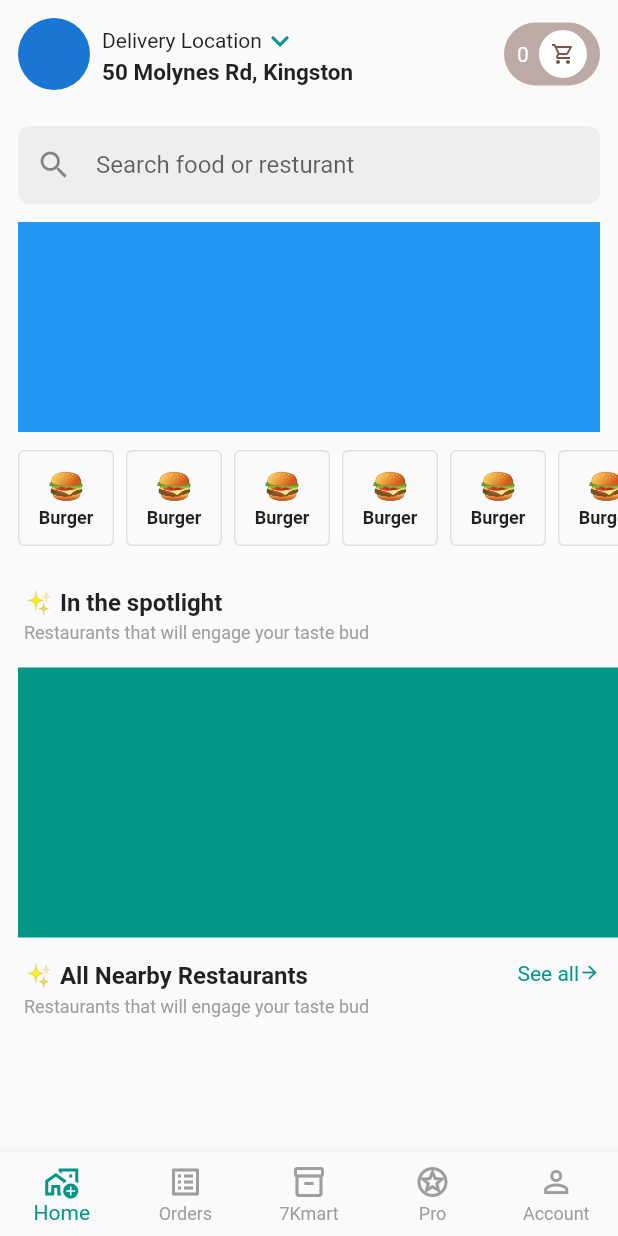
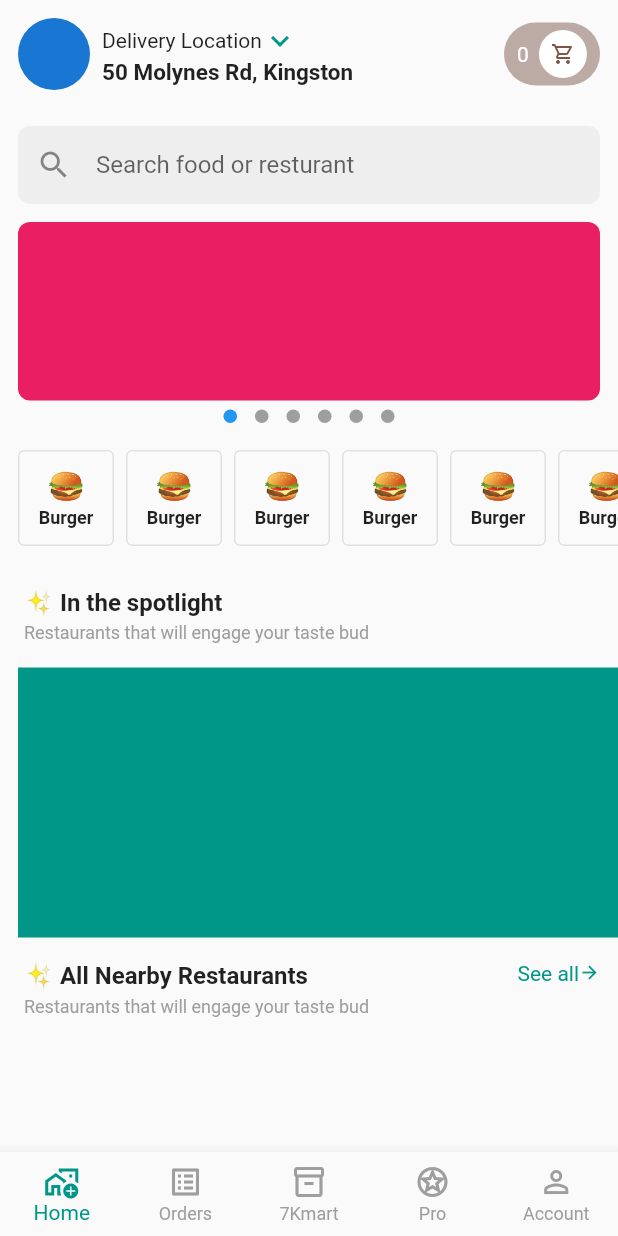
Before and after one commit to JAICHANGPARK/flutter_notebook_chapter_21, a Flutter app: the screen it shows after launch, on a phone screen of 412 x 824 dp. Run offline on Flutter 3.47's test engine with Material 2 defaults, Android fonts, the phone set to English and light mode, and no system bars; drawn by our look-alikes of dots_indicator; our stand-ins replace badges, fl_chart, flutter_riverpod; missing offline and left inert: candlesticks.

Commit message:
Update fd_home_page_widget.dart

```diff
--- a/lib/ep1234_food_delivery_app/src/ui/widget/fd_home_page_widget.dart
+++ b/lib/ep1234_food_delivery_app/src/ui/widget/fd_home_page_widget.dart
@@ -1,10 +1,14 @@
+import 'package:dots_indicator/dots_indicator.dart';
 import 'package:flutter/material.dart';
+import 'package:flutter_notebook_chapter_21/ep1234_food_delivery_app/src/provider/fd_page_controller.dart';
+import 'package:flutter_riverpod/flutter_riverpod.dart';
 
-class FdHomePageWidget extends StatelessWidget {
+class FdHomePageWidget extends ConsumerWidget {
   const FdHomePageWidget({super.key});
 
   @override
-  Widget build(BuildContext context) {
+  Widget build(BuildContext context, ref) {
+    final cip = ref.watch(currentIndexPage);
     return SingleChildScrollView(
       child: Column(
         crossAxisAlignment: CrossAxisAlignment.start,
@@ -94,12 +98,44 @@ class FdHomePageWidget extends StatelessWidget {
           Container(
             margin: EdgeInsets.symmetric(horizontal: 12),
             height: 140,
-            color: Colors.blue,
             child: Column(
               children: [
-                Container(
-                  color: Colors.pink,
-                )
+                Expanded(
+                  child: PageView(
+                    controller: ref.read(fdHomeBannerPageController),
+                    onPageChanged: (idx) {
+                      ref.refresh(currentIndexPage.state).state = idx;
+                    },
+                    children: [
+                      Container(
+
+                        decoration: BoxDecoration(
+                          color: Colors.pink,
+                          borderRadius: BorderRadius.circular(8),
+                        ),
+                      ),
+                      Container(
+
+                        decoration: BoxDecoration(
+                          color: Colors.red,
+                          borderRadius: BorderRadius.circular(8),
+                        ),
+                      ),
+                      Container(
+
+                        decoration: BoxDecoration(
+                          color: Colors.green,
+                          borderRadius: BorderRadius.circular(8),
+                        ),
+                      ),
+
+                    ],
+                  ),
+                ),
+                DotsIndicator(
+                  dotsCount: 6,
+                  position: cip.toDouble(),
+                ),
               ],
             ),
           ),
```
